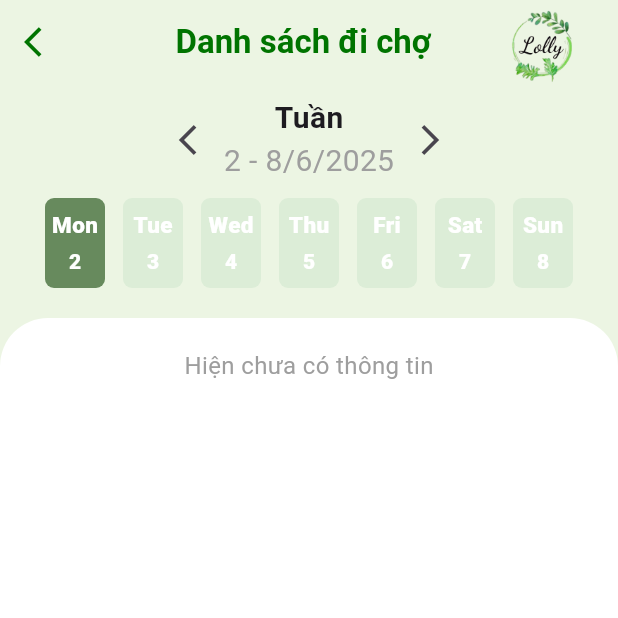
After one commit to NguyenHongLoan125/lolly_app, a Flutter app: the ShoppingScreen screen opened directly, on a phone screen of 412 x 824 dp, the top half of it. The commit adds this screen. Run offline on Flutter 3.47's test engine with Material 3 defaults, Android fonts, the phone set to English and light mode, and no system bars; our stand-ins replace cached_network_image, get, google_fonts, supabase_flutter; accounts and stored records are empty.

Commit message:
week selector, create new page

```diff
--- /dev/null
+++ b/lolly_app/lib/views/screens/nav_screens/shopping_screen.dart
@@ -0,0 +1,66 @@
+import 'package:flutter/material.dart';
+import 'package:lolly_app/views/screens/nav_screens/widgets/week_selector.dart';
+
+class ShoppingScreen extends StatelessWidget {
+  const ShoppingScreen({super.key});
+
+  @override
+  Widget build(BuildContext context) {
+    return Scaffold(
+      backgroundColor: const Color(0xFFECF5E3),
+      appBar: AppBar(
+        backgroundColor: const Color(0xFFECF5E3),
+        leading: IconButton(
+          icon: const Icon(Icons.arrow_back_ios, color: Color(0xFF007400)),
+          onPressed: () => Navigator.pop(context),
+        ),
+        title: Row(
+          mainAxisAlignment: MainAxisAlignment.spaceBetween,
+          children: [
+            Padding(
+              padding: const EdgeInsets.only(left: 45),
+              child: Text(
+                "Danh sách đi chợ",
+                style: const TextStyle(
+                  color: Color(0xFF007400),
+                  fontWeight: FontWeight.bold,
+                ),
+              ),
+            ),
+            Image.asset('assets/logo.png', height: 70, width: 70),
+          ],
+        ),
+        elevation: 0,
+      ),
+      body: Column(
+        children: [
+          WeekSelector(
+            onDateSelected: (selectedDate) {
+            },
+          ),
+          const SizedBox(height: 20,),
+          Expanded(
+            child: Container(
+              decoration: BoxDecoration(
+                borderRadius: BorderRadius.only(
+                  topRight: Radius.circular(32),
+                  topLeft: Radius.circular(32),
+                ),
+                color: Colors.white,
+              ),
+              alignment: Alignment.topCenter,
+              child: const Padding(
+                padding: EdgeInsets.only(top: 20),
+                child: Text(
+                  "Hiện chưa có thông tin",
+                  style: TextStyle(color: Colors.grey, fontSize: 16),
+                ),
+              ),
+            ),
+          ),
+        ],
+      ),
+
+    );
+  }
+}
--- /dev/null
+++ b/lolly_app/lib/views/screens/nav_screens/widgets/week_selector.dart
@@ -0,0 +1,127 @@
+import 'package:flutter/material.dart';
+
+class WeekSelector extends StatefulWidget {
+  final void Function(DateTime selectedDate)? onDateSelected;
+
+  const WeekSelector({super.key, this.onDateSelected});
+
+  @override
+  State<WeekSelector> createState() => _WeekSelectorState();
+}
+
+class _WeekSelectorState extends State<WeekSelector> {
+  final List<String> days = ['Mon', 'Tue', 'Wed', 'Thu', 'Fri', 'Sat', 'Sun'];
+  int selectedIndex = 0;
+  late DateTime monday;
+
+  @override
+  void initState() {
+    super.initState();
+    final now = DateTime.now();
+    monday = now.subtract(Duration(days: now.weekday - 1));
+  }
+
+  List<DateTime> get weekDates =>
+      List.generate(7, (index) => monday.add(Duration(days: index)));
+
+  void nextWeek() {
+    setState(() {
+      monday = monday.add(const Duration(days: 7));
+    });
+  }
+
+  void previousWeek() {
+    setState(() {
+      monday = monday.subtract(const Duration(days: 7));
+    });
+  }
+
+  @override
+  Widget build(BuildContext context) {
+    final dates = weekDates;
+
+    return Column(
+      children: [
+        const SizedBox(height: 8),
+        Row(
+          mainAxisAlignment: MainAxisAlignment.center,
+          children: [
+            IconButton(
+              icon: const Icon(Icons.arrow_back_ios_new),
+              onPressed: previousWeek,
+            ),
+            Column(
+              children: [
+                const Text("Tuần",
+                    style: TextStyle(fontSize: 20, fontWeight: FontWeight.bold)),
+                Text(
+                  "${dates.first.day} - ${dates.last.day}/${dates.last.month}/${dates.last.year}",
+                  style: const TextStyle(color: Colors.grey, fontSize: 20),
+                ),
+              ],
+            ),
+            IconButton(
+              icon: const Icon(Icons.arrow_forward_ios_outlined),
+              onPressed: nextWeek,
+            ),
+          ],
+        ),
+        const SizedBox(height: 10),
+        SizedBox(
+          height: 60,
+          child: Center(
+            child: Row(
+              mainAxisSize: MainAxisSize.min,
+              children: List.generate(days.length, (index) {
+                final isSelected = index == selectedIndex;
+                final date = dates[index];
+                return Padding(
+                  padding: const EdgeInsets.symmetric(horizontal: 6),
+                  child: GestureDetector(
+                    onTap: () {
+                      setState(() {
+                        selectedIndex = index;
+                      });
+                      widget.onDateSelected?.call(date); // callback ra ngoài nếu cần
+                    },
+                    child: Container(
+                      width: 40,
+                      decoration: BoxDecoration(
+                        color: isSelected
+                            ? const Color(0xFF678A5D)
+                            : const Color(0xFFDCEDD7),
+                        borderRadius: BorderRadius.circular(6),
+                      ),
+                      padding: const EdgeInsets.symmetric(vertical: 4),
+                      child: Column(
+                        mainAxisAlignment: MainAxisAlignment.center,
+                        children: [
+                          Text(
+                            days[index],
+                            style: const TextStyle(
+                              color: Colors.white,
+                              fontWeight: FontWeight.w800,
+                              fontSize: 15,
+                            ),
+                          ),
+                          const SizedBox(height: 4),
+                          Text(
+                            '${date.day}',
+                            style: const TextStyle(
+                              color: Colors.white,
+                              fontWeight: FontWeight.w800,
+                            ),
+                          ),
+                        ],
+                      ),
+                    ),
+                  ),
+                );
+              }),
+            ),
+          ),
+        ),
+      ],
+    );
+  }
+}
--- a/lolly_app/pubspec.yaml
+++ b/lolly_app/pubspec.yaml
@@ -38,7 +38,7 @@ dependencies:
   get: ^4.7.2
   cached_network_image: ^3.4.1
   google_fonts: ^6.2.1
-
+  intl: ^0.18.1
 
 dev_dependencies:
   flutter_test:
```
Also changed, not shown: lolly_app/lib/views/screens/inner_screens/category_dish_screen.dart (+6 -5 lines), lolly_app/lib/views/screens/main_screens.dart (+8 -1 lines), lolly_app/lib/views/screens/nav_screens/account_screen.dart (added, +10 -0 lines), lolly_app/lib/views/screens/nav_screens/add_dish_screen.dart (added, +10 -0 lines), lolly_app/lib/views/screens/nav_screens/calendar_screen.dart (added, +72 -0 lines), lolly_app/pubspec.lock.
